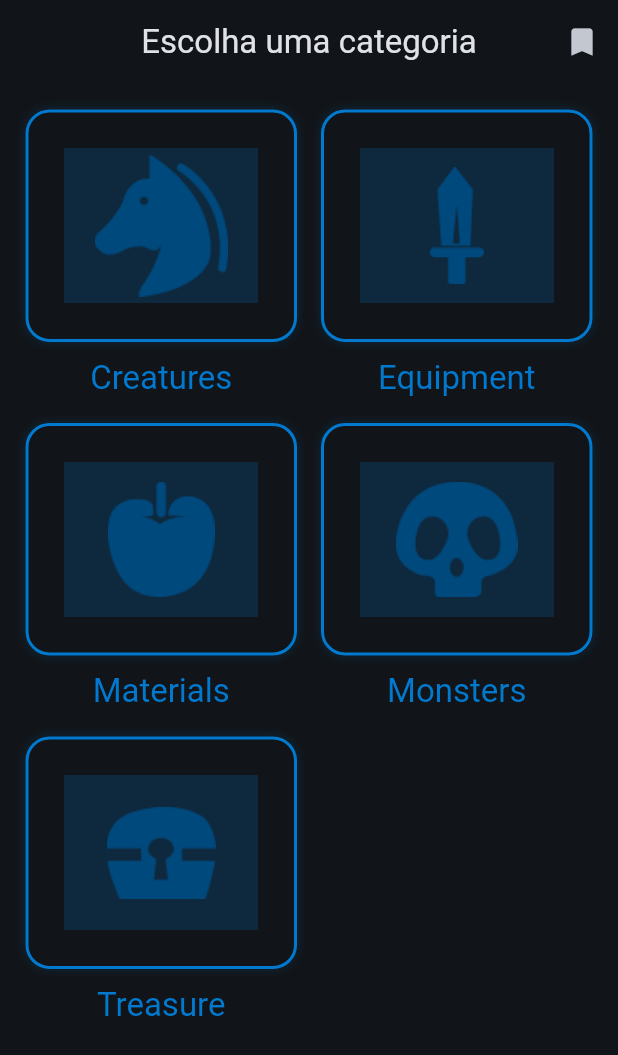
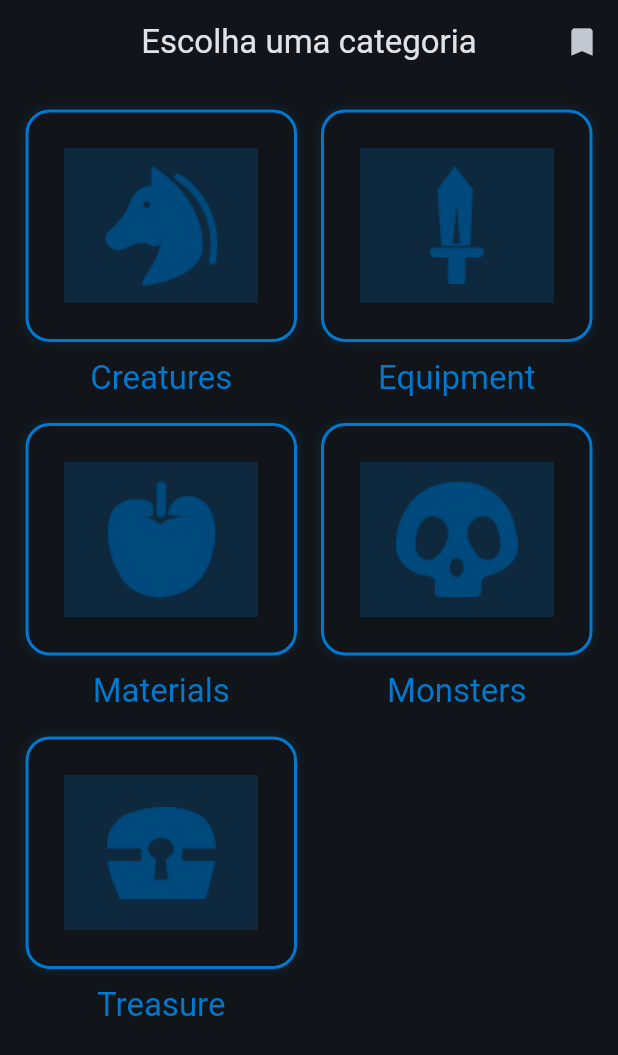
Before and after one commit to DanielBrown1998/alura_animations, a Flutter app: the screen it shows after launch, on a phone screen of 412 x 824 dp. Shown: the top 1055 px of the screen. Run offline on Flutter 3.47's test engine with Material 3 defaults, Android fonts, the phone set to English and light mode, and no system bars; our stand-ins replace dio, floor, sqflite; accounts and stored records are empty; generated files the repository leaves out were written again.

Commit message:
Refactor Categories and Category components; enhance animation and state management
- Updated Categories widget for improved formatting and readability.
- Refactored Category widget from Stateless to Stateful, adding animation capabilities.
- Introduced highlight feature for categories with animated scaling.
- Cleaned up code style and ensured consistent formatting across files.
- Updated build artifacts and metadata files due to changes in the codebase.

```diff
--- a/app/lib/screens/categories.dart
+++ b/app/lib/screens/categories.dart
@@ -4,23 +4,25 @@ import 'package:hyrule/screens/favorites.dart';
 import 'package:hyrule/utils/consts/categories.dart';
 
 class Categories extends StatelessWidget {
-const Categories({ Key? key }) : super(key: key);
+  const Categories({Key? key}) : super(key: key);
 
   @override
-  Widget build(BuildContext context){
+  Widget build(BuildContext context) {
     return SafeArea(
       child: Scaffold(
         appBar: AppBar(
           title: const Text("Escolha uma categoria"),
           centerTitle: true,
           actions: [
-            IconButton(onPressed: (){
+            IconButton(
+                onPressed: () {
                   Navigator.push(
                       context,
                       MaterialPageRoute(
                         builder: (context) => Favorites(),
                       ));
-            }, icon: const Icon(Icons.bookmark))
+                },
+                icon: const Icon(Icons.bookmark))
           ],
         ),
         body: Padding(
@@ -32,9 +34,12 @@ const Categories({ Key? key }) : super(key: key);
               mainAxisSpacing: 16,
               mainAxisExtent: 193,
             ),
-            children:
-              categories.keys.map((e) => Category(category: e)).toList()
-            ,
+            children: categories.keys
+                .map((e) => Category(
+                      category: e,
+                      isHighLight: (e == "creatures"),
+                    ))
+                .toList(),
           ),
         ),
       ),
--- a/app/lib/screens/components/category.dart
+++ b/app/lib/screens/components/category.dart
@@ -1,3 +1,4 @@
+// ignore_for_file: public_member_api_docs, sort_constructors_first
 import 'package:flutter/material.dart';
 import 'package:hyrule/controllers/api_controller.dart';
 import 'package:hyrule/screens/results.dart';
@@ -5,15 +6,52 @@ import 'package:hyrule/utils/consts/categories.dart';
 
 import '../../domain/models/entry.dart';
 
-class Category extends StatelessWidget {
-  Category({Key? key, required this.category}) : super(key: key);
+class Category extends StatefulWidget {
+  const Category({
+    super.key,
+    required this.category,
+    required this.isHighLight,
+  });
   final String category;
+  final bool isHighLight;
+  @override
+  State<Category> createState() => _CategoryState();
+}
 
+class _CategoryState extends State<Category>
+    with SingleTickerProviderStateMixin {
   final ApiController apiController = ApiController();
 
+  late AnimationController animationController;
+
   Future<List<Entry>> getEntries() async {
-    return await apiController.getEntriesByCategory(category: category);
+    return await apiController.getEntriesByCategory(category: widget.category);
   }
+
+  @override
+  void initState() {
+    super.initState();
+    animationController = AnimationController(
+        vsync: this,
+        duration: const Duration(milliseconds: 1000),
+        lowerBound: 0.8,
+        upperBound: 1.0);
+    if (widget.isHighLight) {
+      animationController.repeat(
+        reverse: true,
+        period: const Duration(milliseconds: 1000),
+      );
+    } else {
+      animationController.animateTo(1);
+    }
+  }
+
+  @override
+  void dispose() {
+    animationController.dispose();
+    super.dispose();
+  }
+
 
   @override
   Widget build(BuildContext context) {
@@ -25,28 +63,36 @@ class Category extends StatelessWidget {
               await getEntries().then((value) => Navigator.push(
                   context,
                   MaterialPageRoute(
-                      builder: (context) => Results(entries: value, category: category))));
+                      builder: (context) =>
+                          Results(entries: value, category: widget.category))));
             },
             borderRadius: BorderRadius.circular(16.0),
             child: Ink(
               decoration: BoxDecoration(
                   borderRadius: BorderRadius.circular(16.0),
-                  border: Border.all(width: 2.0, color: const Color(0xFF0079CF)),
+                  border:
+                      Border.all(width: 2.0, color: const Color(0xFF0079CF)),
                   boxShadow: [
                     BoxShadow(
                         blurRadius: 6.0,
                         color: const Color(0xFF0079CF).withOpacity(0.2),
                         blurStyle: BlurStyle.outer),
                   ]),
-              child: Center(
-                child: Image.asset("$imagePath$category.png"),
+              child: ScaleTransition(
+                alignment: Alignment.center,
+                filterQuality: FilterQuality.medium,
+                scale: animationController,
+                child: Center(
+                  child: Image.asset("$imagePath${widget.category}.png",
+                      fit: BoxFit.fitHeight),
+                ),
               ),
             ),
           ),
         ),
         Padding(
           padding: const EdgeInsets.only(top: 10.0),
-          child: Text(categories[category]!,
+          child: Text(categories[widget.category]!,
               style: Theme.of(context)
                   .textTheme
                   .titleLarge!
```
Also changed, not shown: 11 other files.
